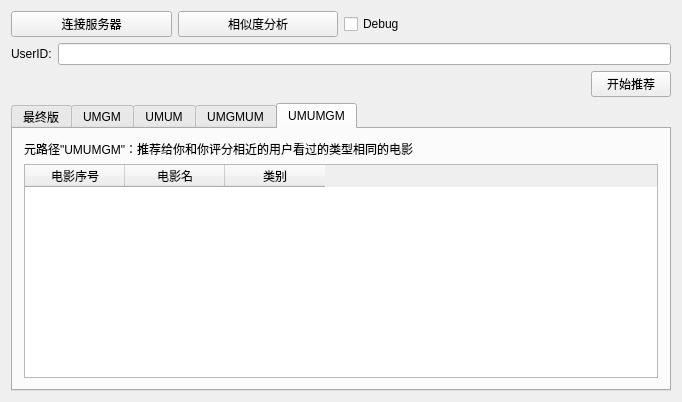
Old version of the form RecClient/widget.ui in the repository Shantom/graduation-project.
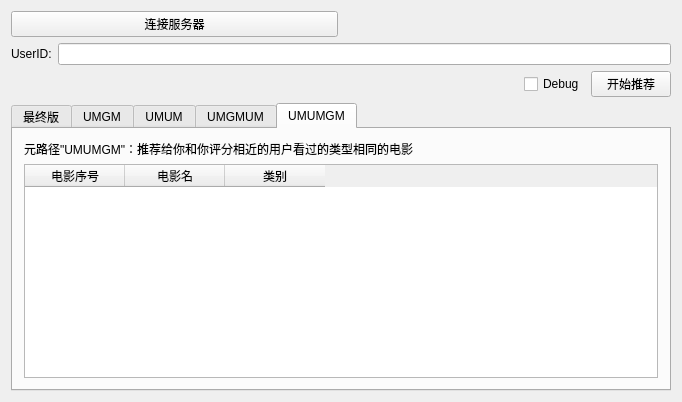
New version of the form.

Patch:
```diff
--- a/RecClient/widget.ui
+++ b/RecClient/widget.ui
@@ -23,20 +23,6 @@
        </property>
       </widget>
      </item>
-     <item>
-      <widget class="QPushButton" name="pushButton_sim">
-       <property name="text">
-        <string>相似度分析</string>
-       </property>
-      </widget>
-     </item>
-     <item>
-      <widget class="QCheckBox" name="checkBox_test">
-       <property name="text">
-        <string>Debug</string>
-       </property>
-      </widget>
-     </item>
      <item>
       <widget class="QLabel" name="label_sim">
        <property name="text">
@@ -75,6 +61,13 @@
        </property>
       </spacer>
      </item>
+     <item>
+      <widget class="QCheckBox" name="checkBox_test">
+       <property name="text">
+        <string>Debug</string>
+       </property>
+      </widget>
+     </item>
      <item>
       <widget class="QPushButton" name="pushButton_rec">
        <property name="text">
```
